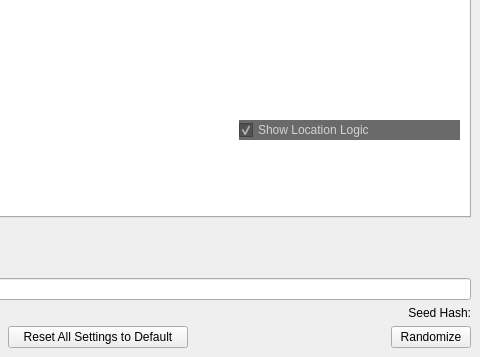
First picture: the form in gui/mainwindow.ui, repository SuperDude88/TWWHD-Randomizer, before the edit; both pictures show x 592 to 1072 and y 465 to 822 of the 1072 by 822 pixel window.
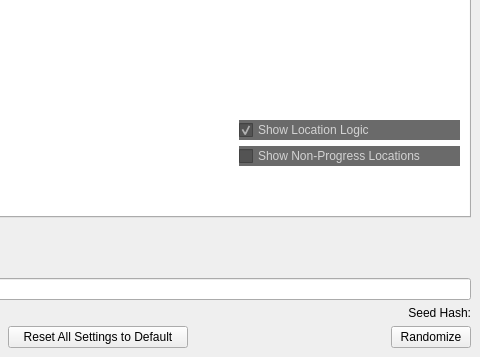
Second picture: the form after the edit.

Commit message: show non-progress locations in tracker

Diff of the .ui file:
```diff
--- a/gui/mainwindow.ui
+++ b/gui/mainwindow.ui
@@ -3021,7 +3021,7 @@
                </property>
               </widget>
              </item>
-             <item row="2" column="0">
+             <item row="3" column="0">
               <spacer name="verticalSpacer_5">
                <property name="orientation">
                 <enum>Qt::Vertical</enum>
@@ -3034,6 +3034,17 @@
                </property>
               </spacer>
              </item>
+             <item row="2" column="0">
+              <widget class="QCheckBox" name="show_nonprogress_locations">
+               <property name="styleSheet">
+                <string notr="true">background: rgba(79, 79, 79, 0.85);
+color: lightgray</string>
+               </property>
+               <property name="text">
+                <string>Show Non-Progress Locations</string>
+               </property>
+              </widget>
+             </item>
             </layout>
            </widget>
           </widget>
```
The commit also changes 5 other files.
